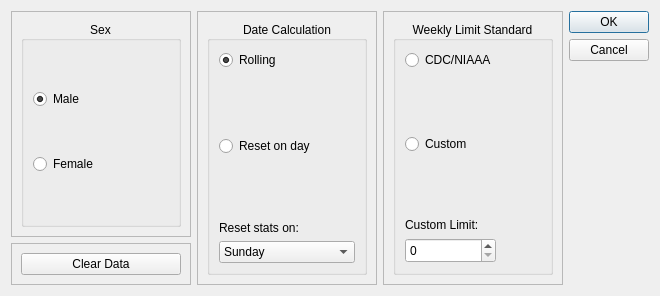
First picture: the form in src/user_settings.ui, repository minorsecond/BuzzBot, before the edit.
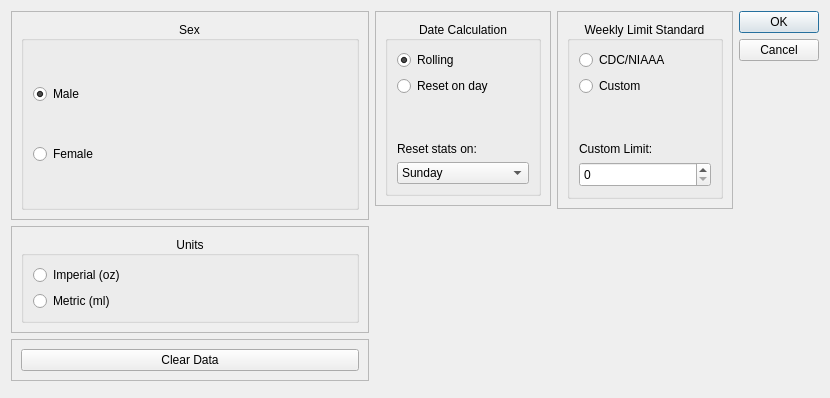
Second picture: the form after the edit.

Commit message: Add units option to user settings menu

```diff
--- a/src/user_settings.ui
+++ b/src/user_settings.ui
@@ -6,8 +6,8 @@
    <rect>
     <x>0</x>
     <y>0</y>
-    <width>660</width>
-    <height>296</height>
+    <width>830</width>
+    <height>398</height>
    </rect>
   </property>
   <property name="windowTitle">
@@ -61,7 +61,48 @@
      </layout>
     </widget>
    </item>
-   <item row="0" column="3">
+   <item row="1" column="0">
+    <widget class="QFrame" name="frame_4">
+     <property name="frameShape">
+      <enum>QFrame::StyledPanel</enum>
+     </property>
+     <property name="frameShadow">
+      <enum>QFrame::Raised</enum>
+     </property>
+     <layout class="QGridLayout" name="gridLayout_9">
+      <item row="0" column="0">
+       <widget class="QGroupBox" name="unitsGroup">
+        <property name="title">
+         <string>Units</string>
+        </property>
+        <property name="alignment">
+         <set>Qt::AlignCenter</set>
+        </property>
+        <property name="flat">
+         <bool>true</bool>
+        </property>
+        <layout class="QGridLayout" name="gridLayout_10">
+         <item row="1" column="0">
+          <widget class="QRadioButton" name="metricRadioButton">
+           <property name="text">
+            <string>Metric (ml)</string>
+           </property>
+          </widget>
+         </item>
+         <item row="0" column="0">
+          <widget class="QRadioButton" name="imperialRadioButton">
+           <property name="text">
+            <string>Imperial (oz)</string>
+           </property>
+          </widget>
+         </item>
+        </layout>
+       </widget>
+      </item>
+     </layout>
+    </widget>
+   </item>
+   <item row="0" column="5">
     <widget class="QDialogButtonBox" name="userSettingsButtonBox">
      <property name="orientation">
       <enum>Qt::Vertical</enum>
@@ -71,7 +112,7 @@
      </property>
     </widget>
    </item>
-   <item row="1" column="0">
+   <item row="2" column="0">
     <widget class="QFrame" name="frame_3">
      <property name="frameShape">
       <enum>QFrame::StyledPanel</enum>
@@ -90,7 +131,11 @@
      </layout>
     </widget>
    </item>
-   <item row="0" column="1" rowspan="2">
+   <item row="0" column="3" rowspan="4">
+    <layout class="QHBoxLayout" name="horizontalLayout">
+     <item>
+      <layout class="QVBoxLayout" name="verticalLayout">
+       <item>
     <widget class="QFrame" name="frame_2">
      <property name="frameShape">
       <enum>QFrame::StyledPanel</enum>
@@ -111,7 +156,14 @@
          <bool>true</bool>
         </property>
         <layout class="QGridLayout" name="gridLayout">
-         <item row="6" column="0">
+             <item row="4" column="0">
+              <widget class="QLabel" name="weekdayStartLabel">
+               <property name="text">
+                <string>Reset stats on:</string>
+               </property>
+              </widget>
+             </item>
+             <item row="5" column="0">
           <widget class="QComboBox" name="weekdayStartInput">
            <item>
             <property name="text">
@@ -150,7 +202,7 @@
            </item>
           </widget>
          </item>
-         <item row="2" column="0">
+             <item row="1" column="0">
           <widget class="QRadioButton" name="fixedDateRadioButton">
            <property name="text">
             <string>Reset on day</string>
@@ -167,27 +219,7 @@
            </property>
           </widget>
          </item>
-         <item row="5" column="0">
-          <widget class="QLabel" name="weekdayStartLabel">
-           <property name="text">
-            <string>Reset stats on:</string>
-           </property>
-          </widget>
-         </item>
-         <item row="1" column="0">
-          <spacer name="verticalSpacer">
-           <property name="orientation">
-            <enum>Qt::Vertical</enum>
-           </property>
-           <property name="sizeHint" stdset="0">
-            <size>
-             <width>20</width>
-             <height>40</height>
-            </size>
-           </property>
-          </spacer>
-         </item>
-         <item row="4" column="0">
+             <item row="3" column="0">
           <spacer name="verticalSpacer_2">
            <property name="orientation">
             <enum>Qt::Vertical</enum>
@@ -209,7 +241,24 @@
      </layout>
     </widget>
    </item>
-   <item row="0" column="2" rowspan="2">
+       <item>
+        <spacer name="verticalSpacer_5">
+         <property name="orientation">
+          <enum>Qt::Vertical</enum>
+         </property>
+         <property name="sizeHint" stdset="0">
+          <size>
+           <width>20</width>
+           <height>40</height>
+          </size>
+         </property>
+        </spacer>
+       </item>
+      </layout>
+     </item>
+     <item>
+      <layout class="QVBoxLayout" name="verticalLayout_5">
+       <item>
     <widget class="QFrame" name="weeklyLimitFrame">
      <property name="frameShape">
       <enum>QFrame::StyledPanel</enum>
@@ -232,7 +281,14 @@
         <property name="flat">
          <bool>true</bool>
         </property>
-        <layout class="QGridLayout" name="gridLayout_6">
+            <layout class="QGridLayout" name="gridLayout_6" rowstretch="0,0,0,0,0,0,0,0,0" columnstretch="0">
+             <item row="2" column="0">
+              <widget class="QRadioButton" name="customLimitRadioButton">
+               <property name="text">
+                <string>Custom</string>
+               </property>
+              </widget>
+             </item>
          <item row="1" column="0">
           <widget class="QRadioButton" name="niaaaStandardsRadioButton">
            <property name="text">
@@ -240,14 +296,23 @@
            </property>
           </widget>
          </item>
-         <item row="9" column="0" colspan="2">
-          <widget class="QLabel" name="customLimitLabel">
-           <property name="text">
-            <string>Custom Limit:</string>
-           </property>
-          </widget>
-         </item>
-         <item row="10" column="0">
+             <item row="6" column="0">
+              <spacer name="verticalSpacer_3">
+               <property name="orientation">
+                <enum>Qt::Vertical</enum>
+               </property>
+               <property name="sizeType">
+                <enum>QSizePolicy::Expanding</enum>
+               </property>
+               <property name="sizeHint" stdset="0">
+                <size>
+                 <width>20</width>
+                 <height>40</height>
+                </size>
+               </property>
+              </spacer>
+             </item>
+             <item row="8" column="0">
           <widget class="QSpinBox" name="customLimitSpinBox">
            <property name="sizePolicy">
             <sizepolicy hsizetype="Preferred" vsizetype="Fixed">
@@ -263,31 +328,21 @@
            </property>
           </widget>
          </item>
-         <item row="3" column="0">
-          <widget class="QRadioButton" name="customLimitRadioButton">
-           <property name="text">
-            <string>Custom</string>
-           </property>
-          </widget>
-         </item>
          <item row="7" column="0">
-          <spacer name="verticalSpacer_3">
-           <property name="orientation">
-            <enum>Qt::Vertical</enum>
-           </property>
-           <property name="sizeType">
-            <enum>QSizePolicy::Expanding</enum>
-           </property>
-           <property name="sizeHint" stdset="0">
-            <size>
-             <width>20</width>
-             <height>40</height>
-            </size>
-           </property>
-          </spacer>
-         </item>
-         <item row="2" column="0">
-          <spacer name="verticalSpacer_4">
+              <widget class="QLabel" name="customLimitLabel">
+               <property name="text">
+                <string>Custom Limit:</string>
+               </property>
+              </widget>
+             </item>
+            </layout>
+           </widget>
+          </item>
+         </layout>
+        </widget>
+       </item>
+       <item>
+        <spacer name="verticalSpacer_6">
            <property name="orientation">
             <enum>Qt::Vertical</enum>
            </property>
@@ -300,10 +355,8 @@
           </spacer>
          </item>
         </layout>
-       </widget>
-      </item>
-     </layout>
-    </widget>
+     </item>
+    </layout>
    </item>
   </layout>
  </widget>
```
Lines whose indentation alone changed are shown as unchanged. The commit also changes 2 other files.
